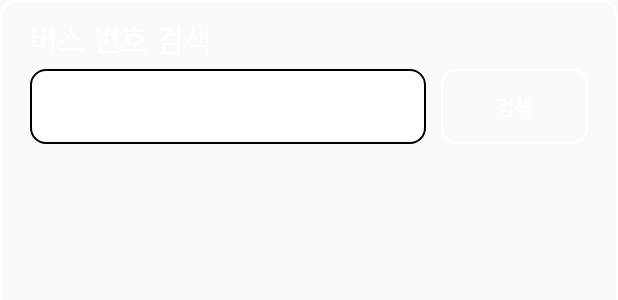
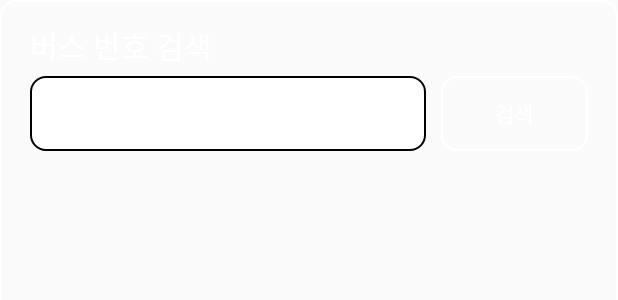
Before and after one commit to seungmin-lee/leejangkim, an Android app: the layout fragment_bus.xml on its own in the app's theme, with its tools: preview values and no code run, on a phone screen of 412 x 824 dp. Shown: the top 300 px of the screen. Run offline under Robolectric (Android 15) with nearby library versions, the phone set to English and light mode, and no system bars.

Commit message:
fragment_bus 사이즈 바꿈

```diff
--- a/app/src/main/res/layout/fragment_bus.xml
+++ b/app/src/main/res/layout/fragment_bus.xml
@@ -19,7 +19,7 @@
                 android:orientation="vertical"
                 android:layout_marginLeft="20dp"
                 android:layout_marginRight="20dp"
-                android:layout_marginTop="5dp">
+                android:layout_marginTop="10dp">
 
                 <TextView
                     android:layout_width="wrap_content"
```
